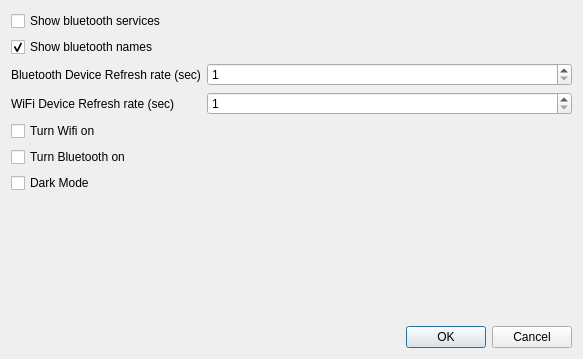
The window that src/main/ui/options.ui (bisohns/signalum-desktop) describes before a commit, drawn with Qt 5.
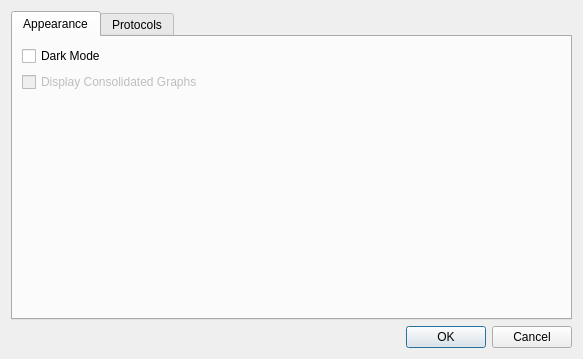
The same window after the commit.

Commit message: Update options layout

Diff of the .ui file:
```diff
--- a/src/main/ui/options.ui
+++ b/src/main/ui/options.ui
@@ -15,35 +15,89 @@
   </property>
   <layout class="QVBoxLayout" name="verticalLayout">
    <item>
+    <widget class="QTabWidget" name="tabWidget">
+     <property name="currentIndex">
+      <number>0</number>
+     </property>
+     <widget class="QWidget" name="appearanceTab">
+      <attribute name="title">
+       <string>Appearance</string>
+      </attribute>
+      <layout class="QVBoxLayout" name="verticalLayout_5">
+       <item>
+        <widget class="QCheckBox" name="darkModeCheckBox">
+         <property name="text">
+          <string>Dark Mode</string>
+         </property>
+         <property name="checked">
+          <bool>false</bool>
+         </property>
+        </widget>
+       </item>
+       <item>
+        <widget class="QCheckBox" name="checkBox">
+         <property name="enabled">
+          <bool>false</bool>
+         </property>
+         <property name="text">
+          <string>Display Consolidated Graphs</string>
+         </property>
+        </widget>
+       </item>
+       <item>
+        <spacer name="verticalSpacer">
+         <property name="orientation">
+          <enum>Qt::Vertical</enum>
+         </property>
+         <property name="sizeHint" stdset="0">
+          <size>
+           <width>20</width>
+           <height>40</height>
+          </size>
+         </property>
+        </spacer>
+       </item>
+      </layout>
+     </widget>
+     <widget class="QWidget" name="protocolOptionTab">
+      <attribute name="title">
+       <string>Protocols</string>
+      </attribute>
+      <layout class="QVBoxLayout" name="verticalLayout_4">
+       <item>
+        <layout class="QVBoxLayout" name="verticalLayout_2">
+         <item>
+          <widget class="QCheckBox" name="showBluetoothNames">
+           <property name="text">
+            <string>Show bluetooth names (updates will be slower)</string>
+           </property>
+           <property name="checked">
+            <bool>true</bool>
+           </property>
+          </widget>
+         </item>
+         <item>
+          <widget class="QCheckBox" name="showBluetoothServices">
+           <property name="text">
+            <string>Show bluetooth services (updates willl be slower)</string>
+           </property>
+          </widget>
+         </item>
+        </layout>
+       </item>
+       <item>
     <layout class="QFormLayout" name="formLayout">
      <property name="fieldGrowthPolicy">
       <enum>QFormLayout::AllNonFixedFieldsGrow</enum>
      </property>
-     <item row="0" column="0">
-      <widget class="QCheckBox" name="showBluetoothServices">
-       <property name="text">
-        <string>Show bluetooth services</string>
-       </property>
-      </widget>
-     </item>
-     <item row="1" column="0">
-      <widget class="QCheckBox" name="showBluetoothNames">
-       <property name="text">
-        <string>Show bluetooth names</string>
-       </property>
-       <property name="checked">
-        <bool>true</bool>
-       </property>
-      </widget>
-     </item>
-     <item row="2" column="0">
+         <item row="3" column="0">
       <widget class="QLabel" name="label_2">
        <property name="text">
         <string>Bluetooth Device Refresh rate (sec)</string>
        </property>
       </widget>
      </item>
-     <item row="2" column="1">
+         <item row="3" column="1">
       <widget class="QSpinBox" name="bluetoothRefreshRate">
        <property name="minimum">
         <number>1</number>
@@ -59,14 +113,14 @@
        </property>
       </widget>
      </item>
-     <item row="3" column="0">
+         <item row="4" column="0">
       <widget class="QLabel" name="label_7">
        <property name="text">
         <string>WiFi Device Refresh rate (sec)</string>
        </property>
       </widget>
      </item>
-     <item row="3" column="1">
+         <item row="4" column="1">
       <widget class="QSpinBox" name="wifiRefreshRate">
        <property name="minimum">
         <number>1</number>
@@ -82,7 +136,7 @@
        </property>
       </widget>
      </item>
-     <item row="6" column="0">
+         <item row="7" column="0">
       <widget class="QCheckBox" name="wifiSwitch">
        <property name="enabled">
         <bool>true</bool>
@@ -95,7 +149,7 @@
        </property>
       </widget>
      </item>
-     <item row="7" column="0">
+         <item row="8" column="0">
       <widget class="QCheckBox" name="bluetoothSwitch">
        <property name="text">
         <string>Turn Bluetooth on</string>
@@ -105,17 +159,11 @@
        </property>
       </widget>
      </item>
-     <item row="8" column="0">
-      <widget class="QCheckBox" name="darkModeCheckBox">
-       <property name="text">
-        <string>Dark Mode</string>
-       </property>
-       <property name="checked">
-        <bool>false</bool>
-       </property>
-      </widget>
-     </item>
-    </layout>
+        </layout>
+       </item>
+      </layout>
+     </widget>
+    </widget>
    </item>
    <item>
     <widget class="QDialogButtonBox" name="buttonBox">
```
Lines whose indentation alone changed are shown as unchanged. The commit also changes 3 other files.
